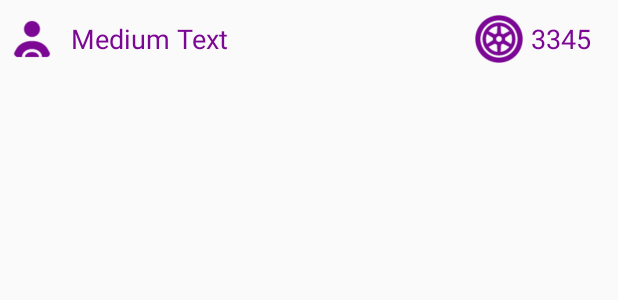
After one commit to oshurmamadov/OperatorApp, an Android app: the layout custom_row.xml on its own in the app's theme, with its tools: preview values and no code run, on a phone screen of 412 x 824 dp. The commit adds this screen. Shown: the top 300 px of the screen. Run offline under Robolectric (Android 15) with nearby library versions, the phone set to English and light mode, and no system bars.

Commit message:
Listview was redesigned

```diff
--- a/app/src/main/java/operator/com/operatorapp/MapsActivity.java
+++ b/app/src/main/java/operator/com/operatorapp/MapsActivity.java
@@ -43,6 +43,7 @@ import java.util.Calendar;
 import java.util.Timer;
 import java.util.TimerTask;
 
+import operator.com.operatorapp.adapters.ListAdapter;
 import operator.com.operatorapp.adapters.Record;
 import operator.com.operatorapp.utils.CallBack;
 import operator.com.operatorapp.utils.DataController;
@@ -370,7 +371,8 @@ public class MapsActivity extends ActionBarActivity {
     public void fillList(){
 
         final ListView listView = (ListView) findViewById(R.id.cab_list);
-        ArrayAdapter<String> adapter = new ArrayAdapter<String>(MapsActivity.this,android.R.layout.simple_list_item_1 , dc.cabsList);
+       // ArrayAdapter<String> adapter = new ArrayAdapter<String>(MapsActivity.this,android.R.layout.simple_list_item_1 , dc.cabsList);
+        ListAdapter adapter = new ListAdapter(MapsActivity.this,dc.fullNameList,dc.cabsList);
         listView.setAdapter(adapter);
 
 
--- a/app/src/main/java/operator/com/operatorapp/adapters/RecordAdapter.java
+++ b/app/src/main/java/operator/com/operatorapp/adapters/RecordAdapter.java
@@ -43,14 +43,11 @@ public class RecordAdapter extends ArrayAdapter<String> {
     @Override
     public View getView(int position, View convertView, ViewGroup parent) {
 
-
         LayoutInflater inflater = (LayoutInflater) context.getSystemService(Context.LAYOUT_INFLATER_SERVICE);
 
         if (convertView == null) {
            // convertView = inflater.inflate(R.layout.my_row_layout, parent, false);
-
         }
-
         return convertView;
     }
 
--- /dev/null
+++ b/app/src/main/res/layout/custom_row.xml
@@ -0,0 +1,57 @@
+<?xml version="1.0" encoding="utf-8"?>
+<RelativeLayout xmlns:android="http://schemas.android.com/apk/res/android"
+    android:layout_width="fill_parent"
+    android:layout_height="wrap_content"
+    >
+
+
+    <ImageView
+        android:layout_width="32dp"
+        android:layout_height="32dp"
+        android:id="@+id/imageView5"
+        android:background="@drawable/driver"
+        android:layout_alignParentTop="true"
+        android:layout_alignParentLeft="true"
+        android:layout_alignParentStart="true"
+        android:layout_marginLeft="5dp"
+        android:layout_marginTop="10dp"
+        android:layout_marginBottom="10dp"
+        android:layout_marginRight="10dp" />
+
+    <TextView
+        android:layout_width="wrap_content"
+        android:layout_height="wrap_content"
+        android:textAppearance="?android:attr/textAppearanceMedium"
+        android:text="Medium Text"
+        android:id="@+id/driver_name_row"
+        android:singleLine="true"
+        android:layout_centerVertical="true"
+        android:layout_toLeftOf="@+id/imageView6"
+        android:layout_toRightOf="@+id/imageView5"
+        android:layout_toEndOf="@+id/imageView5"
+        android:textColor="@color/mainColor" />
+
+    <ImageView
+        android:layout_width="32dp"
+        android:layout_height="32dp"
+        android:id="@+id/imageView6"
+        android:background="@drawable/wheel"
+        android:layout_toLeftOf="@+id/board_row"
+        android:layout_marginLeft="5dp"
+        android:layout_marginRight="5dp"
+        android:layout_marginTop="10dp"
+        android:layout_marginBottom="10dp" />
+
+    <TextView
+        android:layout_width="wrap_content"
+        android:layout_height="wrap_content"
+        android:textAppearance="?android:attr/textAppearanceMedium"
+        android:text="3345"
+        android:id="@+id/board_row"
+        android:layout_marginRight="18dp"
+        android:layout_marginEnd="18dp"
+        android:layout_centerVertical="true"
+        android:layout_alignParentRight="true"
+        android:layout_alignParentEnd="true"
+        android:textColor="@color/mainColor" />
+</RelativeLayout>
```
Also changed, not shown: app/src/main/java/operator/com/operatorapp/adapters/ListAdapter.java (added, +50 -0 lines), app/src/main/assets/fonts/roboto_bold.ttf (added), app/src/main/assets/fonts/roboto_thin.ttf (added).
